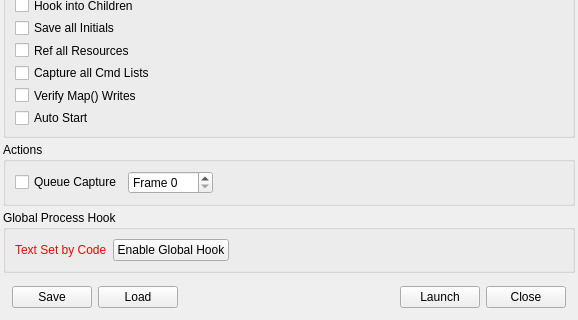
Old version of the form qrenderdoc/Windows/Dialogs/CaptureDialog.ui in the repository baldurk/renderdoc; both pictures show x 0 to 578 and y 727 to 1047 of the 578 by 1047 pixel window.
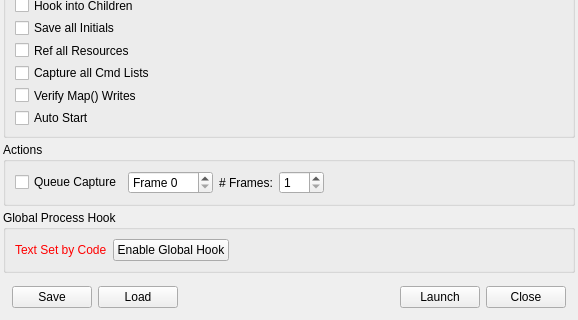
New version of the form. Icons and pictures are not drawn. Custom widgets are drawn as their Qt base class.

Commit message:
Allow queuing a sequence of frames both before capture, or while running
* We also make the frame counting consistent: Frame 0 is the frame from
  device initialisation to first present, Frame 1 is from first present
  to second, and so on after that.

The edit to the form file:
```diff
--- a/qrenderdoc/Windows/Dialogs/CaptureDialog.ui
+++ b/qrenderdoc/Windows/Dialogs/CaptureDialog.ui
@@ -587,6 +587,38 @@
         </property>
        </widget>
       </item>
+      <item>
+       <widget class="QLabel" name="numFramesLabel">
+        <property name="sizePolicy">
+         <sizepolicy hsizetype="Preferred" vsizetype="Preferred">
+          <horstretch>0</horstretch>
+          <verstretch>0</verstretch>
+         </sizepolicy>
+        </property>
+        <property name="text">
+         <string># Frames:</string>
+        </property>
+       </widget>
+      </item>
+      <item>
+       <widget class="QDoubleSpinBox" name="numFrames">
+        <property name="minimumSize">
+         <size>
+          <width>45</width>
+          <height>0</height>
+         </size>
+        </property>
+        <property name="decimals">
+         <number>0</number>
+        </property>
+        <property name="minimum">
+         <double>1.000000000000000</double>
+        </property>
+        <property name="maximum">
+         <double>4.000000000000000</double>
+        </property>
+       </widget>
+      </item>
       <item>
        <spacer name="ActionsSpacer">
         <property name="orientation">
```
The commit also changes 11 other files.
